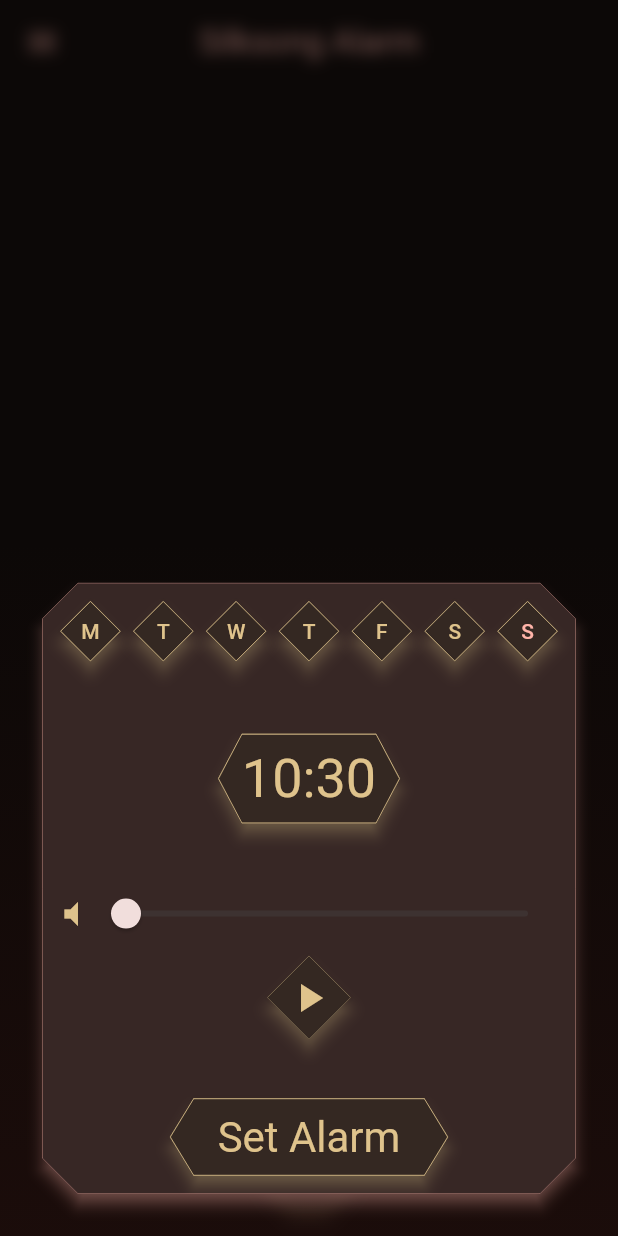
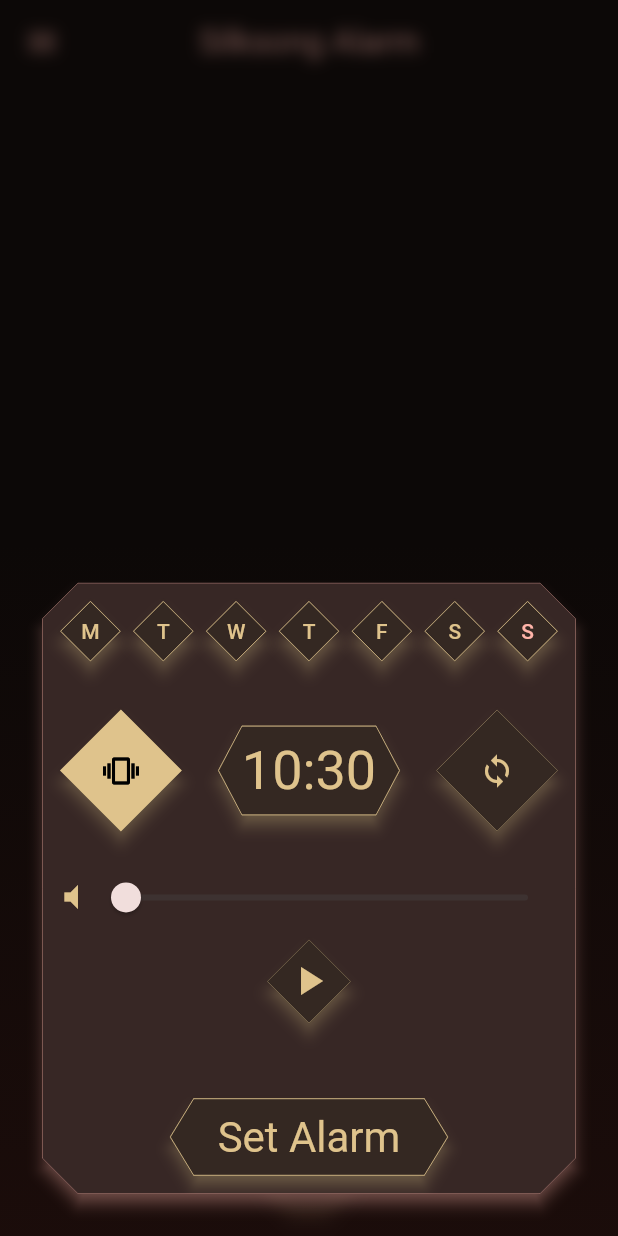
Before and after one commit to Crash285github/silksong_alarm, a Flutter app: the screen it shows after launch, after a tap on the "alarm add" icon, on a phone screen of 412 x 824 dp. Run offline on Flutter 3.47's test engine with Material 3 defaults, Android fonts, the phone set to English and light mode, and no system bars; our stand-ins replace just_audio, permission_handler, shared_preferences; missing offline and left inert: alarm, auto_start_flutter, background_fetch, volume_controller, youtube_explode_dart; statements that could not run were skipped.

Commit message:
loop and vibration toggles

```diff
--- a/lib/model/alarm.dart
+++ b/lib/model/alarm.dart
@@ -28,6 +28,8 @@ class Alarm {
   AlarmSettings get settings => _settings;
 
   bool get repeating => _days.isNotEmpty;
+  bool get vibrating => _settings.vibrate;
+  bool get looping => _settings.loopAudio;
 
   static DateTime getNextDateTime(
     final List<int> days,
@@ -35,6 +37,8 @@ class Alarm {
   ) {
     final now = DateTime.now();
     if (dateTime.isAfter(now)) return dateTime;
+
+    if (days.isEmpty) return dateTime.add(const Duration(days: 1));
 
     final dayNow = now.weekday;
 
--- a/lib/view/set_alarm_sheet/set_alarm_sheet.dart
+++ b/lib/view/set_alarm_sheet/set_alarm_sheet.dart
@@ -18,7 +18,9 @@ import 'package:silksong_alarm/viewmodel/alarm_storage_vm.dart';
 part 'backdrop_gradient.dart';
 part 'days_selector.dart';
 part 'set_btn.dart';
+part 'set_loop.dart';
 part 'set_time.dart';
+part 'set_vibration.dart';
 part 'set_volume.dart';
 
 Future<void> showSetAlarmBottomSheet(BuildContext context) async {
@@ -45,9 +47,11 @@ class _AlarmSetterBottomSheet extends StatefulWidget {
 }
 
 class _AlarmSetterBottomSheetState extends State<_AlarmSetterBottomSheet> {
+  final Set<int> days = {};
   DateTime dateTime = DateTime.now().copyWith(second: 0);
   double volume = .5;
-  final Set<int> days = {};
+  bool loop = false;
+  bool vibrate = true;
 
   Future<void> _setTime() async {
     final selected = await showTimePicker(
@@ -90,9 +94,9 @@ class _AlarmSetterBottomSheetState extends State<_AlarmSetterBottomSheet> {
           notificationBody: newsData?.description ?? "There has been... ???",
           androidFullScreenIntent: true,
           enableNotificationOnKill: true,
-          loopAudio: false,
+          loopAudio: loop,
           fadeDuration: 0,
-          vibrate: true,
+          vibrate: vibrate,
           volume: volume,
         ),
       ),
@@ -118,9 +122,28 @@ class _AlarmSetterBottomSheetState extends State<_AlarmSetterBottomSheet> {
                 crossAxisAlignment: CrossAxisAlignment.center,
                 children: [
                   _DaysSelector(days),
-                  _SetTime(
-                    dateTime: dateTime,
-                    onTap: _setTime,
+                  Padding(
+                    padding: const EdgeInsets.symmetric(
+                      vertical: 16.0,
+                      horizontal: 8.0,
+                    ),
+                    child: Row(
+                      mainAxisAlignment: MainAxisAlignment.center,
+                      children: [
+                        _SetVibration(
+                          vibrate: vibrate,
+                          onTap: () => setState(() => vibrate = !vibrate),
+                        ),
+                        _SetTime(
+                          dateTime: dateTime,
+                          onTap: _setTime,
+                        ),
+                        _SetLoop(
+                          loop: loop,
+                          onTap: () => setState(() => loop = !loop),
+                        ),
+                      ],
+                    ),
                   ),
                   _SetVolume(
                     onChanged: (value) {
--- /dev/null
+++ b/lib/view/set_alarm_sheet/set_loop.dart
@@ -0,0 +1,40 @@
+part of 'set_alarm_sheet.dart';
+
+class _SetLoop extends StatelessWidget {
+  const _SetLoop({
+    required this.loop,
+    required this.onTap,
+  });
+
+  final bool loop;
+  final Function() onTap;
+
+  @override
+  Widget build(BuildContext context) {
+    return Expanded(
+      child: AspectRatio(
+        aspectRatio: 1,
+        child: BeveledCard(
+          onTap: onTap,
+          color: Theme.of(context).colorScheme.tertiary,
+          borderRadius: BorderRadius.circular(512),
+          child: ImageFiltered(
+            imageFilter: ColorFilter.mode(
+              loop
+                  ? Theme.of(context).colorScheme.tertiary
+                  : Colors.transparent,
+              BlendMode.difference,
+            ),
+            child: Padding(
+              padding: const EdgeInsets.all(8.0),
+              child: Icon(
+                Icons.loop,
+                color: Theme.of(context).colorScheme.tertiary,
+              ),
+            ),
+          ),
+        ),
+      ),
+    );
+  }
+}
--- a/lib/view/set_alarm_sheet/set_time.dart
+++ b/lib/view/set_alarm_sheet/set_time.dart
@@ -13,7 +13,7 @@ class _SetTime extends StatelessWidget {
   @override
   Widget build(BuildContext context) {
     return Padding(
-      padding: const EdgeInsets.all(32.0),
+      padding: const EdgeInsets.symmetric(horizontal: 16.0),
       child: BeveledCard(
         onTap: onTap,
         color: Theme.of(context).colorScheme.tertiary,
--- /dev/null
+++ b/lib/view/set_alarm_sheet/set_vibration.dart
@@ -0,0 +1,40 @@
+part of 'set_alarm_sheet.dart';
+
+class _SetVibration extends StatelessWidget {
+  const _SetVibration({
+    required this.vibrate,
+    required this.onTap,
+  });
+
+  final bool vibrate;
+  final Function() onTap;
+
+  @override
+  Widget build(BuildContext context) {
+    return Expanded(
+      child: AspectRatio(
+        aspectRatio: 1,
+        child: BeveledCard(
+          onTap: onTap,
+          color: Theme.of(context).colorScheme.tertiary,
+          borderRadius: BorderRadius.circular(512),
+          child: ImageFiltered(
+            imageFilter: ColorFilter.mode(
+              vibrate
+                  ? Theme.of(context).colorScheme.tertiary
+                  : Colors.transparent,
+              BlendMode.difference,
+            ),
+            child: Padding(
+              padding: const EdgeInsets.all(8.0),
+              child: Icon(
+                Icons.vibration,
+                color: Theme.of(context).colorScheme.tertiary,
+              ),
+            ),
+          ),
+        ),
+      ),
+    );
+  }
+}
```
Also changed, not shown: lib/view/home_page/alarm_item.dart (+29 -5 lines).
